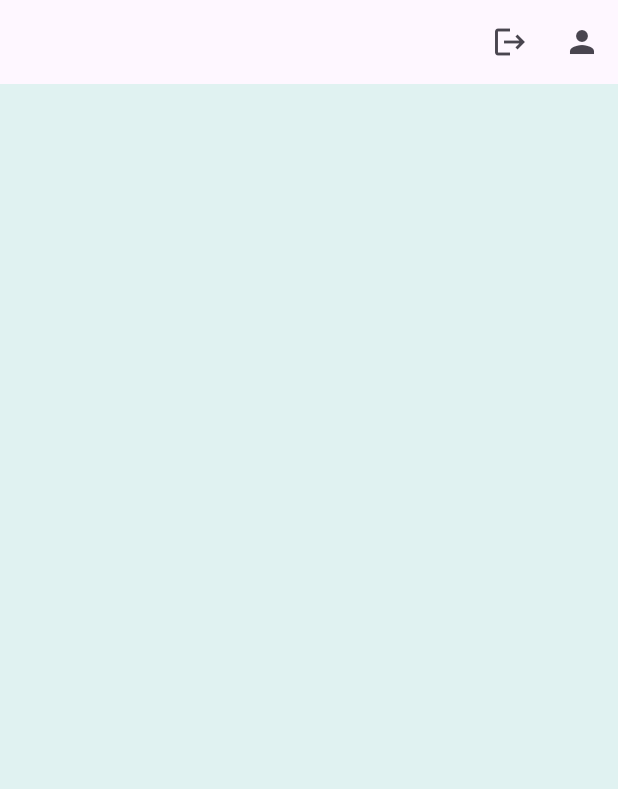
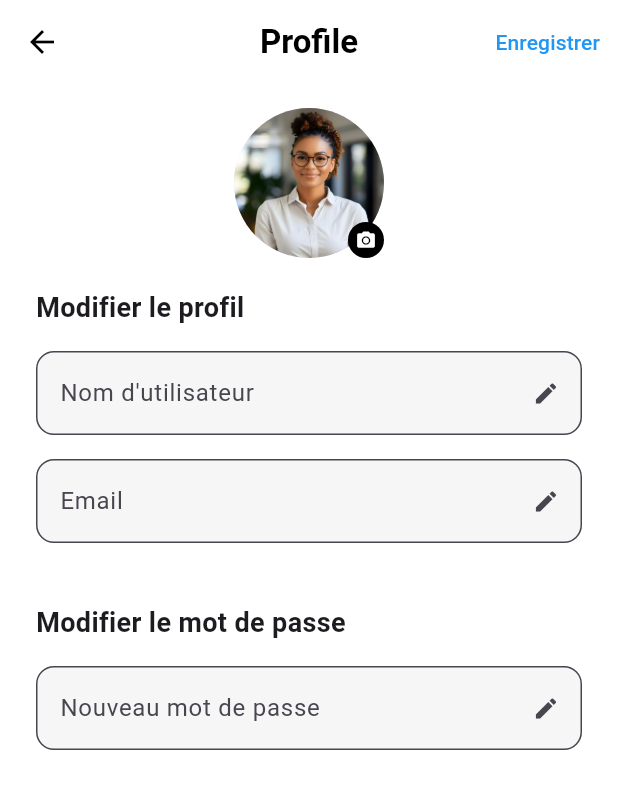
Before and after one commit to Bamba-Masso/flutter_app, a Flutter app: the screen it shows once a user with an empty profile is signed in, after a tap on the "person" icon, on a phone screen of 412 x 824 dp. Shown: the top 789 px of the screen. Run offline on Flutter 3.47's test engine with Material 3 defaults, Android fonts, the phone set to English and light mode, and no system bars; our stand-ins replace cloud_firestore, firebase_auth, firebase_core, fluttertoast, google_sign_in; accounts and stored records are empty.

Commit message:
ADD: add profile

```diff
--- a/flutter/lib/fonctionnalites/messageries.dart
+++ b/flutter/lib/fonctionnalites/messageries.dart
@@ -4,7 +4,7 @@ import 'package:cloud_firestore/cloud_firestore.dart';
 class Messagerie {
 FirebaseFirestore db = FirebaseFirestore.instance;
 
-  sendMessage(String currentUid,String receiverUid, String message){
+  sendMessage(String currentUid,String receiverUid, String message, String chatId){
     List chatIds=[currentUid, receiverUid];
     chatIds.sort();
     String chatId =chatIds.join("_");
--- a/flutter/lib/screens/chat_screen.dart
+++ b/flutter/lib/screens/chat_screen.dart
@@ -4,9 +4,8 @@ import 'package:firebase_auth/firebase_auth.dart';
 import 'package:flutter/material.dart';
 import 'package:chat_app/services/firebase/auth.dart';
 import 'package:cloud_firestore/cloud_firestore.dart';
-// import 'package:chat_app/screens/home_screen.dart';
 import 'package:chat_app/composants/message.dart';
-
+import 'package:chat_app/screens/profil_screen.dart';
 class ChatScreen extends StatelessWidget {
   ChatScreen({super.key});
   final User? user = Auth().currentUser;
@@ -30,7 +29,14 @@ class ChatScreen extends StatelessWidget {
             },
           ),
           IconButton(
-            onPressed: (){},
+            onPressed: ( ){
+              Navigator.push(
+                context,
+                MaterialPageRoute(
+                  builder: (context) => const ProfileScreen(),
+                ),
+              );
+            },
              icon: const Icon(Icons.person))
         ],
       ),
@@ -87,48 +93,3 @@ class ChatScreen extends StatelessWidget {
 extension on User? {
   get username => null;
 }
-
-// class ChatItem extends StatelessWidget {
-//   final String name;
-//   final String country;
-//   final String image;
-//   final bool isNew;
-
-//   const ChatItem({
-//     super.key,
-//     required this.name,
-//     required this.country,
-//     required this.image,
-//     this.isNew = false,
-//   });
-
-//   @override
-//   Widget build(BuildContext context) {
-//     return Card(
-//       color: Colors.white,
-//       margin: const EdgeInsets.only(bottom: 12),
-//       shape: RoundedRectangleBorder(borderRadius: BorderRadius.circular(15)),
-//       child: ListTile(
-//         leading: CircleAvatar(
-//           backgroundImage: AssetImage(image),
-//           radius: 25,
-//         ),
-//         title: Text(name, style: const TextStyle(fontWeight: FontWeight.w600)),
-//         subtitle: Text(country),
-//         trailing: isNew
-//             ? Container(
-//                 padding: const EdgeInsets.all(6),
-//                 decoration: BoxDecoration(
-//                   color: Colors.teal,
-//                   borderRadius: BorderRadius.circular(15),
-//                 ),
-//                 child: const Text(
-//                   'Nouveau',
-//                   style: TextStyle(color: Colors.white, fontSize: 12),
-//                 ),
-//               )
-//             : null,
-//       ),
-//     );
-//   }
-// }
--- a/flutter/lib/screens/discussion.dart
+++ b/flutter/lib/screens/discussion.dart
@@ -94,6 +94,7 @@ class _DiscussionState extends State<Discussion> {
                     auth.currentUser!.uid,
                     widget.uid,
                     messageController.text,
+                    DateTime.now().toString(),
                   );
                   messageController.text = "";
                 }
--- /dev/null
+++ b/flutter/lib/screens/profil_screen.dart
@@ -0,0 +1,193 @@
+import 'package:flutter/material.dart';
+import 'package:firebase_auth/firebase_auth.dart';
+
+class ProfileScreen extends StatefulWidget {
+  const ProfileScreen({Key? key}) : super(key: key);
+
+  @override
+  _ProfileScreenState createState() => _ProfileScreenState();
+}
+
+class _ProfileScreenState extends State<ProfileScreen> {
+  final FirebaseAuth _auth = FirebaseAuth.instance;
+  late User? user;
+  final TextEditingController _usernameController = TextEditingController();
+  final TextEditingController _emailController = TextEditingController();
+  final TextEditingController _newPasswordController = TextEditingController();
+
+  @override
+  void initState() {
+    super.initState();
+    user = _auth.currentUser;
+    _usernameController.text = user?.displayName ?? '';
+    _emailController.text = user?.email ?? '';
+  }
+
+  Future<void> _editProfile() async {
+    try {
+      if (_usernameController.text.isNotEmpty && _usernameController.text != user?.displayName) {
+        await user?.updateDisplayName(_usernameController.text);
+      }
+
+      if (_emailController.text.isNotEmpty && _emailController.text != user?.email) {
+        await user?.updateEmail(_emailController.text);
+      }
+
+      if (_newPasswordController.text.isNotEmpty) {
+        await user?.updatePassword(_newPasswordController.text);
+      }
+
+      ScaffoldMessenger.of(context).showSnackBar(
+        const SnackBar(content: Text('Profil mis à jour avec succès !')),
+      );
+    } catch (e) {
+      ScaffoldMessenger.of(context).showSnackBar(
+        SnackBar(content: Text('Erreur : ${e.toString()}')),
+      );
+    }
+  }
+
+  Future<void> _reauthenticateAndEditProfile() async {
+    try {
+      if (user == null) return;
+
+      String currentPassword = await _showPasswordDialog();
+
+      AuthCredential credential = EmailAuthProvider.credential(
+        email: user!.email!,
+        password: currentPassword,
+      );
+
+      await user!.reauthenticateWithCredential(credential);
+
+      await _editProfile();
+    } catch (e) {
+      ScaffoldMessenger.of(context).showSnackBar(
+        SnackBar(content: Text('Erreur : ${e.toString()}')),
+      );
+    }
+  }
+
+  Future<String> _showPasswordDialog() async {
+    TextEditingController passwordController = TextEditingController();
+
+    String? password = await showDialog<String>(
+      context: context,
+      builder: (context) {
+        return AlertDialog(
+          title: const Text("Confirmation"),
+          content: TextField(
+            controller: passwordController,
+            obscureText: true,
+            decoration: const InputDecoration(labelText: "Mot de passe actuel"),
+          ),
+          actions: [
+            TextButton(
+              child: const Text("Annuler"),
+              onPressed: () => Navigator.of(context).pop(),
+            ),
+            TextButton(
+              child: const Text("Valider"),
+              onPressed: () => Navigator.of(context).pop(passwordController.text),
+            ),
+          ],
+        );
+      },
+    );
+
+    if (password == null || password.isEmpty) {
+      throw Exception("Mot de passe requis pour cette opération.");
+    }
+
+    return password;
+  }
+
+  Widget _buildEditableField(String label, TextEditingController controller, {bool obscure = false}) {
+    return Padding(
+      padding: const EdgeInsets.only(bottom: 16.0),
+      child: TextField(
+        obscureText: obscure,
+        controller: controller,
+        decoration: InputDecoration(
+          labelText: label,
+          suffixIcon: const Icon(Icons.edit, size: 18),
+          border: OutlineInputBorder(
+            borderRadius: BorderRadius.circular(12),
+          ),
+          filled: true,
+          fillColor: const Color(0xFFF6F6F6),
+        ),
+      ),
+    );
+  }
+
+  @override
+  Widget build(BuildContext context) {
+    return Scaffold(
+      backgroundColor: Colors.white,
+      appBar: AppBar(
+        backgroundColor: Colors.white,
+        elevation: 0,
+        centerTitle: true,
+        title: const Text(
+          'Profile',
+          style: TextStyle(color: Colors.black, fontWeight: FontWeight.w600),
+        ),
+        leading: IconButton(
+          icon: const Icon(Icons.arrow_back, color: Colors.black),
+          onPressed: () {
+            Navigator.pop(context);
+          },
+        ),
+        actions: [
+          TextButton(
+            onPressed: _reauthenticateAndEditProfile,
+            child: const Text('Enregistrer', style: TextStyle(color: Colors.blue)),
+          )
+        ],
+      ),
+      body: SingleChildScrollView(
+        child: Padding(
+          padding: const EdgeInsets.symmetric(horizontal: 24.0, vertical: 16),
+          child: Column(
+            crossAxisAlignment: CrossAxisAlignment.center,
+            children: [
+              Stack(
+                alignment: Alignment.bottomRight,
+                children: const [
+                  CircleAvatar(
+                    radius: 50,
+                    backgroundImage: AssetImage('assets/images/pro.jpg'),
+                  ),
+                  CircleAvatar(
+                    radius: 12,
+                    backgroundColor: Colors.black,
+                    child: Icon(Icons.camera_alt, color: Colors.white, size: 14),
+                  )
+                ],
+              ),
+              const SizedBox(height: 20),
+              const Align(
+                alignment: Alignment.centerLeft,
+                child: Text('Modifier le profil',
+                    style: TextStyle(fontSize: 18, fontWeight: FontWeight.bold)),
+              ),
+              const SizedBox(height: 16),
+              _buildEditableField('Nom d\'utilisateur', _usernameController),
+              _buildEditableField('Email', _emailController),
+              const SizedBox(height: 24),
+              const Align(
+                alignment: Alignment.centerLeft,
+                child: Text('Modifier le mot de passe',
+                    style: TextStyle(fontSize: 18, fontWeight: FontWeight.bold)),
+              ),
+              const SizedBox(height: 16),
+              _buildEditableField('Nouveau mot de passe', _newPasswordController, obscure: true),
+              const SizedBox(height: 40),
+            ],
+          ),
+        ),
+      ),
+    );
+  }
+}
--- a/flutter/pubspec.yaml
+++ b/flutter/pubspec.yaml
@@ -40,6 +40,7 @@ dependencies:
   fluttertoast: ^8.2.2
   google_sign_in: ^6.3.0
   cloud_firestore: ^5.6.6
+  intl: ^0.20.2
 
 dev_dependencies:
   flutter_test:
```
Also changed, not shown: flutter/assets/images/pro.jpg (added), flutter/pubspec.lock.
